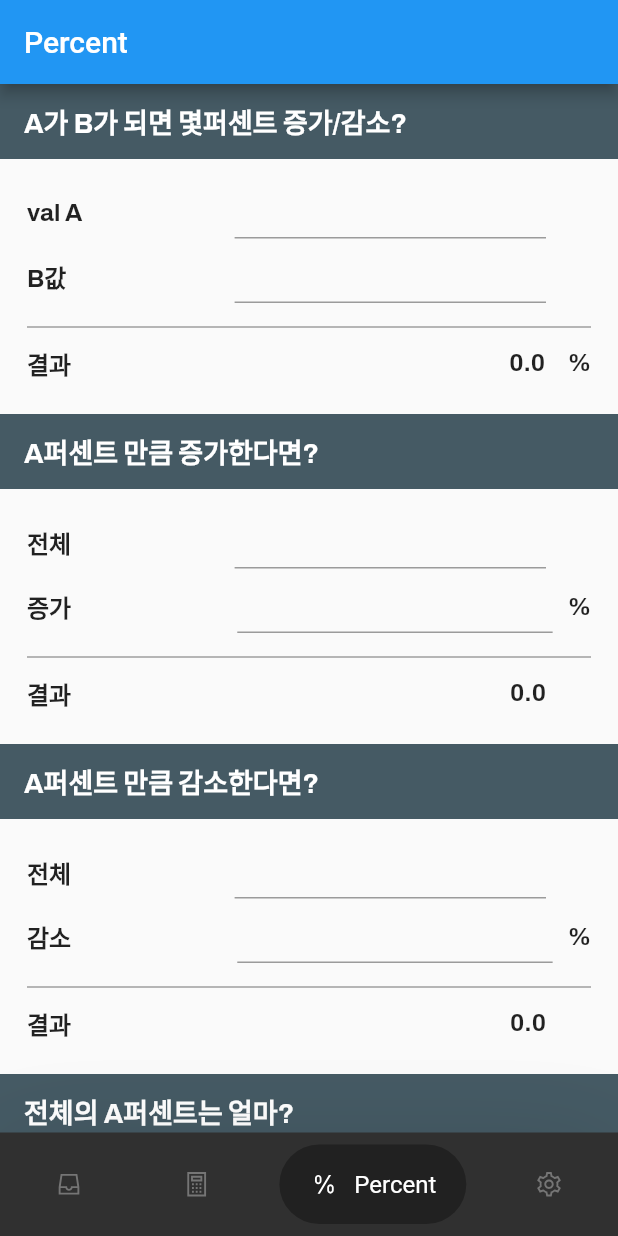
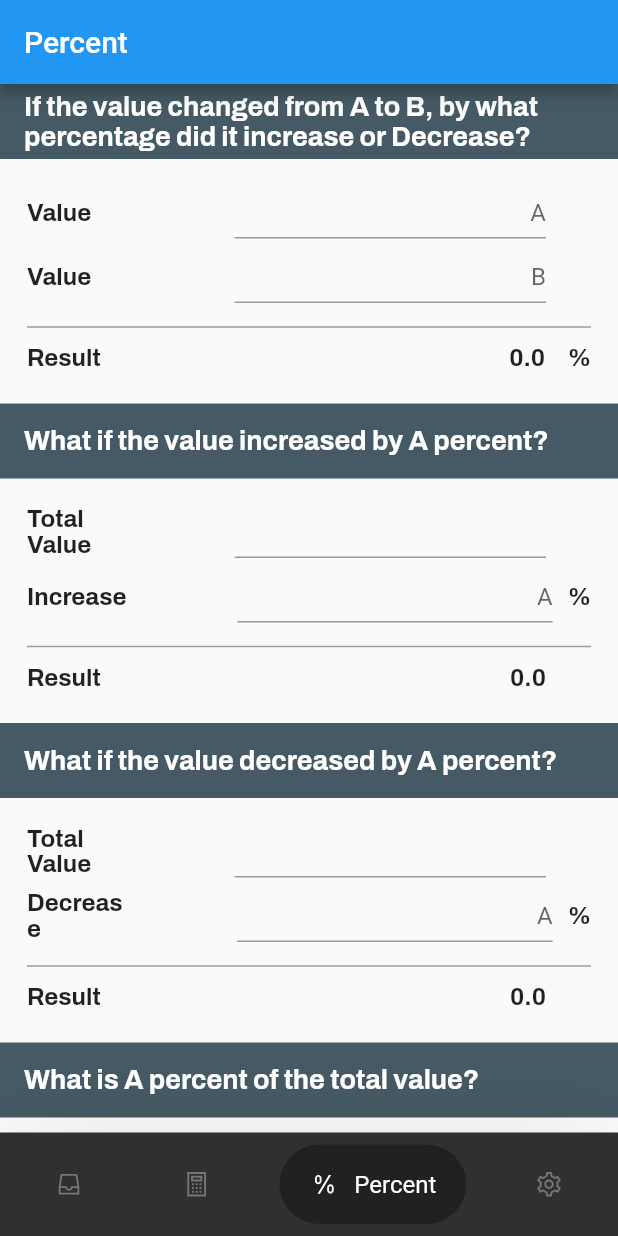
Before and after one commit to realapril/crypto_scale_trade, a Flutter app: the screen it shows after launch, item 3 of the bottom bar chosen, on a phone screen of 412 x 824 dp. Run offline on Flutter 3.47's test engine with Material 2 defaults, Android fonts, the phone set to English and light mode, and no system bars; drawn by our look-alikes of google_nav_bar, sticky_headers; our stand-ins replace google_fonts, line_icons; generated files the repository leaves out were written again.

Commit message:
Added international strings of percent calculator and changed UI strings

```diff
--- a/lib/component/result_row_percent_cal.dart
+++ b/lib/component/result_row_percent_cal.dart
@@ -1,5 +1,6 @@
 import 'package:crypto_scale_trade/component/text_styles.dart';
 import 'package:flutter/material.dart';
+import 'package:flutter_gen/gen_l10n/app_localizations.dart';
 
 class ResultRowPercentWidget extends StatelessWidget {
   const ResultRowPercentWidget({Key? key, required this.result, required this.isPercent}) : super(key: key);
@@ -15,7 +16,7 @@ class ResultRowPercentWidget extends StatelessWidget {
         children: [
           Expanded(
             flex : 1,
-            child: Text('결과', //TODO international
+            child: Text(AppLocalizations.of(context)!.calPercent_result,
               style: _txtstyle.percentCal_plainTextStyle(),
             ),
           ),
@@ -46,7 +47,7 @@ class ResultRowPercentWidget extends StatelessWidget {
         children: [
           Expanded(
             flex : 1,
-            child: Text('결과', //TODO international
+            child: Text(AppLocalizations.of(context)!.calPercent_result,
               style: _txtstyle.percentCal_plainTextStyle(),
             ),
           ),
@@ -70,8 +71,5 @@ class ResultRowPercentWidget extends StatelessWidget {
         ],
       );
     }
-
-
-
   }
 }
--- a/lib/l10n/app_en.arb
+++ b/lib/l10n/app_en.arb
@@ -7,5 +7,18 @@
     "yes": "yes",
     "no": "no",
     "quitConfirmTitle":"Are you sure?",
-    "quitConfirmContent":"Do you want to exit?"
+    "quitConfirmContent":"Do you want to exit?",
+    "calPercent_result": "Result",
+    "calPercent_hint_a": "A",
+    "calPercent_hint_b": "B",
+    "calPercent_total": "Total Value",
+    "calPercent_value": "Value",
+    "calPercent_vtv_title": "If the value changed from A to B, by what percentage did it increase or Decrease?",
+    "calPercent_vi_title": "What if the value increased by A percent?",
+    "calPercent_vi_val2": "Increase",
+    "calPercent_vd_title": "What if the value decreased by A percent?",
+    "calPercent_vd_val2": "Decrease",
+    "calPercent_ttv_title": "What is A percent of the total value?",
+    "calPercent_ttv_val2": "Percent",
+    "calPercent_vtp_title": "What percentage of the total is A?"
 }
--- a/lib/provider/percent_provider.dart
+++ b/lib/provider/percent_provider.dart
@@ -60,99 +60,99 @@ class PercentProvider extends ChangeNotifier {
   // 2. vi_ (Value increase)
   double _viTotal =0.0;
   double _viPercent =0.0;
-  double _viAnswer =0.0;
+  double _viResult =0.0;
 
-  String get getViAnswer => _viAnswer.toString();
+  String get getViResult => _viResult.toString();
 
   setViTotal(String total){
     if(total.isNotEmpty){
       _viTotal = double.parse(total);
       if(_viTotal!=0.0 && _viPercent!=0.0){
-        _calViAnswer(_viTotal, _viPercent);
+        _calViResult(_viTotal, _viPercent);
       }
     }else{
       _viTotal = 0.0;
-      _resetViAnswer();
+      _resetViResult();
     }
   }
   setViPercent(String percent){
     if(percent.isNotEmpty){
       _viPercent = double.parse(percent);
       if(_viTotal!=0.0 && _viPercent!=0.0){
-        _calViAnswer(_viTotal, _viPercent);
+        _calViResult(_viTotal, _viPercent);
       }
     }else{
       _viPercent = 0.0;
-      _resetViAnswer();
+      _resetViResult();
     }
   }
 
-  _resetViAnswer(){
-    _viAnswer = 0;
+  _resetViResult(){
+    _viResult = 0;
     notifyListeners();
   }
 
-  _calViAnswer(double total, double percent){
-    _viAnswer = total * (1+ percent/100);
+  _calViResult(double total, double percent){
+    _viResult = total * (1+ percent/100);
     notifyListeners();
   }
 
   // 3. vd_ (Value decrease)
   double _vdTotal =0.0;
   double _vdPercent =0.0;
-  double _vdAnswer =0.0;
+  double _vdResult =0.0;
 
-  String get getVdAnswer => _vdAnswer.toString();
+  String get getVdResult => _vdResult.toString();
 
   setVdTotal(String total){
     if(total.isNotEmpty){
       _vdTotal = double.parse(total);
       if(_vdTotal!=0.0 && _vdPercent!=0.0){
-        _calVdAnswer(_vdTotal, _vdPercent);
+        _calVdResult(_vdTotal, _vdPercent);
       }
     }else{
       _vdTotal = 0.0;
-      _resetVdAnswer();
+      _resetVdResult();
     }
   }
   setVdPercent(String percent){
     if(percent.isNotEmpty){
       _vdPercent = double.parse(percent);
       if(_vdTotal!=0.0 && _vdPercent!=0.0){
-        _calVdAnswer(_vdTotal, _vdPercent);
+        _calVdResult(_vdTotal, _vdPercent);
       }
     }else{
       _vdPercent = 0.0;
-      _resetVdAnswer();
+      _resetVdResult();
     }
   }
 
-  _resetVdAnswer(){
-    _vdAnswer = 0;
+  _resetVdResult(){
+    _vdResult = 0;
     notifyListeners();
   }
 
-  _calVdAnswer(double total, double percent){
-    _vdAnswer = total * (1-percent/100);
+  _calVdResult(double total, double percent){
+    _vdResult = total * (1-percent/100);
     notifyListeners();
   }
 
   // 4. ttv_ (Total to value)
-  double _ttvAnswer = 0.0;
+  double _ttvResult = 0.0;
   double _ttvTotal = 0.0;
   double _ttvPercent = 0.0;
 
-  String get getTtvAnswer => _ttvAnswer.toString();
+  String get getTtvResult => _ttvResult.toString();
 
   setTtvTotal(String total){
     if(total.isNotEmpty){
       _ttvTotal = double.parse(total);
       if(_ttvTotal!=0.0 && _ttvPercent!=0.0){
-        _calTtvAnswer(_ttvTotal, _ttvPercent);
+        _calTtvResult(_ttvTotal, _ttvPercent);
       }
     }else{
       _ttvTotal = 0.0;
-      _resetTtvAnswer();
+      _resetTtvResult();
     }
   }
 
@@ -160,21 +160,21 @@ class PercentProvider extends ChangeNotifier {
     if(percent.isNotEmpty){
       _ttvPercent = double.parse(percent);
       if(_ttvTotal!=0.0 && _ttvPercent!=0.0){
-        _calTtvAnswer(_ttvTotal, _ttvPercent);
+        _calTtvResult(_ttvTotal, _ttvPercent);
       }
     }else{
       _ttvPercent = 0.0;
-      _resetTtvAnswer();
+      _resetTtvResult();
     }
   }
 
-  _resetTtvAnswer(){
-    _ttvAnswer = 0;
+  _resetTtvResult(){
+    _ttvResult = 0;
     notifyListeners();
   }
 
-  _calTtvAnswer(double total, double percent){
-    _ttvAnswer = percent/total*100;
+  _calTtvResult(double total, double percent){
+    _ttvResult = percent/total*100;
     notifyListeners();
   }
 
--- a/lib/screens/percent_screen.dart
+++ b/lib/screens/percent_screen.dart
@@ -33,7 +33,7 @@ class _PercentScreen extends State<PercentScreen>{
                         color: Colors.blueGrey[700],
                         padding: const EdgeInsets.symmetric(horizontal: 16.0),
                         alignment: Alignment.centerLeft,
-                        child: Text('A가 B가 되면 몇퍼센트 증가/감소?',
+                        child: Text(AppLocalizations.of(context)!.calPercent_vtv_title,
                           style: _txtStyle.percentCal_titleTextStyle() ,
                         ),
                       ),
@@ -45,7 +45,7 @@ class _PercentScreen extends State<PercentScreen>{
                               children: [
                                 Expanded(
                                   flex: 1,
-                                  child: Text('val A',
+                                  child: Text(AppLocalizations.of(context)!.calPercent_value,
                                     style: _txtStyle.percentCal_plainTextStyle(),
                                   ),
                                 ),
@@ -63,6 +63,7 @@ class _PercentScreen extends State<PercentScreen>{
                                         textAlign: TextAlign.right,
                                         decoration: const InputDecoration(
                                           isDense: true,
+                                          hintText: 'A',
                                         ),
                                       )
                                   ),
@@ -78,7 +79,7 @@ class _PercentScreen extends State<PercentScreen>{
                                 children: [
                                   Expanded(
                                     flex: 1,
-                                    child: Text('B값',
+                                    child: Text(AppLocalizations.of(context)!.calPercent_value,
                                       style: _txtStyle.percentCal_plainTextStyle(),
                                     ),
                                   ),
@@ -98,6 +99,7 @@ class _PercentScreen extends State<PercentScreen>{
                                           textAlign: TextAlign.right,
                                           decoration: const InputDecoration(
                                             isDense: true,
+                                            hintText: 'B',
                                           ),
                                         )
                                     ),
@@ -127,7 +129,7 @@ class _PercentScreen extends State<PercentScreen>{
                         color: Colors.blueGrey[700],
                         padding: const EdgeInsets.symmetric(horizontal: 16.0),
                         alignment: Alignment.centerLeft,
-                        child: Text('A퍼센트 만큼 증가한다면?',
+                        child: Text(AppLocalizations.of(context)!.calPercent_vi_title,
                           style: _txtStyle.percentCal_titleTextStyle() ,
                         ),
                       ),
@@ -139,7 +141,7 @@ class _PercentScreen extends State<PercentScreen>{
                               children: [
                                 Expanded(
                                   flex: 1,
-                                  child: Text('전체',
+                                  child: Text(AppLocalizations.of(context)!.calPercent_total,
                                     style: _txtStyle.percentCal_plainTextStyle(),
                                   ),
                                 ),
@@ -172,7 +174,7 @@ class _PercentScreen extends State<PercentScreen>{
                                 children: [
                                   Expanded(
                                     flex: 1,
-                                    child: Text('증가',
+                                    child: Text(AppLocalizations.of(context)!.calPercent_vi_val2,
                                       style: _txtStyle.percentCal_plainTextStyle(),
                                     ),
                                   ),
@@ -192,6 +194,7 @@ class _PercentScreen extends State<PercentScreen>{
                                           textAlign: TextAlign.right,
                                           decoration: const InputDecoration(
                                             isDense: true,
+                                            hintText: 'A',
                                           ),
                                         )
                                     ),
@@ -212,7 +215,7 @@ class _PercentScreen extends State<PercentScreen>{
                             ),
                             Padding(
                               padding: const EdgeInsets.symmetric(vertical: 4.0),
-                              child: ResultRowPercentWidget(result: percentProvider.getViAnswer, isPercent: false),
+                              child: ResultRowPercentWidget(result: percentProvider.getViResult, isPercent: false),
                             ),
                           ],
                         ),
@@ -224,7 +227,7 @@ class _PercentScreen extends State<PercentScreen>{
                         color: Colors.blueGrey[700],
                         padding: const EdgeInsets.symmetric(horizontal: 16.0),
                         alignment: Alignment.centerLeft,
-                        child: Text('A퍼센트 만큼 감소한다면?',
+                        child: Text(AppLocalizations.of(context)!.calPercent_vd_title,
                           style: _txtStyle.percentCal_titleTextStyle() ,
                         ),
                       ),
@@ -236,7 +239,7 @@ class _PercentScreen extends State<PercentScreen>{
                               children: [
                                 Expanded(
                                   flex: 1,
-                                  child: Text('전체',
+                                  child: Text(AppLocalizations.of(context)!.calPercent_total,
                                     style: _txtStyle.percentCal_plainTextStyle(),
                                   ),
                                 ),
@@ -269,7 +272,7 @@ class _PercentScreen extends State<PercentScreen>{
                                 children: [
                                   Expanded(
                                     flex: 1,
-                                    child: Text('감소',
+                                    child: Text(AppLocalizations.of(context)!.calPercent_vd_val2,
                                       style: _txtStyle.percentCal_plainTextStyle(),
                                     ),
                                   ),
@@ -289,6 +292,7 @@ class _PercentScreen extends State<PercentScreen>{
                                           textAlign: TextAlign.right,
                                           decoration: const InputDecoration(
                                             isDense: true,
+                                            hintText: 'A',
                                           ),
                                         )
                                     ),
@@ -309,7 +313,7 @@ class _PercentScreen extends State<PercentScreen>{
                             ),
                             Padding(
                               padding: const EdgeInsets.symmetric(vertical: 4.0),
-                              child: ResultRowPercentWidget(result: percentProvider.getVdAnswer, isPercent: false),
+                              child: ResultRowPercentWidget(result: percentProvider.getVdResult, isPercent: false),
                             ),
                           ],
                         ),
@@ -321,7 +325,7 @@ class _PercentScreen extends State<PercentScreen>{
                         color: Colors.blueGrey[700],
                         padding: const EdgeInsets.symmetric(horizontal: 16.0),
                         alignment: Alignment.centerLeft,
-                        child: Text('전체의 A퍼센트는 얼마?',
+                        child: Text(AppLocalizations.of(context)!.calPercent_ttv_title,
                           style: _txtStyle.percentCal_titleTextStyle() ,
                         ),
                       ),
@@ -333,7 +337,7 @@ class _PercentScreen extends State<PercentScreen>{
                               children: [
                                 Expanded(
                                   flex: 1,
-                                  child: Text('전체',
+                                  child: Text(AppLocalizations.of(context)!.calPercent_total ,
                                     style: _txtStyle.percentCal_plainTextStyle(),
                                   ),
                                 ),
@@ -367,7 +371,7 @@ class _PercentScreen extends State<PercentScreen>{
                                 children: [
                                   Expanded(
                                     flex: 1,
-                                    child: Text('퍼센트',
+                                    child: Text(AppLocalizations.of(context)!.calPercent_ttv_val2,
                                       style: _txtStyle.percentCal_plainTextStyle() ,
                                     ),
                                   ),
@@ -407,7 +411,7 @@ class _PercentScreen extends State<PercentScreen>{
                             ),
                             Padding(
                               padding: const EdgeInsets.symmetric(vertical: 4.0),
-                              child: ResultRowPercentWidget(result: percentProvider.getTtvAnswer, isPercent: false),
+                              child: ResultRowPercentWidget(result: percentProvider.getTtvResult, isPercent: false),
                             ),
                           ],
                         ),
@@ -419,7 +423,7 @@ class _PercentScreen extends State<PercentScreen>{
                         color: Colors.blueGrey[700],
                         padding: const EdgeInsets.symmetric(horizontal: 16.0),
                         alignment: Alignment.centerLeft,
-                        child: Text('전체중 A는 몇퍼센트?',
+                        child: Text(AppLocalizations.of(context)!.calPercent_vtp_title ,
                           style: _txtStyle.percentCal_titleTextStyle() ,
                         ),
                       ),
@@ -431,7 +435,7 @@ class _PercentScreen extends State<PercentScreen>{
                               children: [
                                 Expanded(
                                   flex: 1,
-                                  child: Text('전체',
+                                  child: Text(AppLocalizations.of(context)!.calPercent_total ,
                                     style: _txtStyle.percentCal_plainTextStyle(),
                                   ),
                                 ),
@@ -464,7 +468,7 @@ class _PercentScreen extends State<PercentScreen>{
                                 children: [
                                   Expanded(
                                     flex: 1,
-                                    child: Text('value',
+                                    child: Text(AppLocalizations.of(context)!.calPercent_value ,
                                       style: _txtStyle.percentCal_plainTextStyle(),
                                     ),
                                   ),
@@ -484,6 +488,7 @@ class _PercentScreen extends State<PercentScreen>{
                                           textAlign: TextAlign.right,
                                           decoration: const InputDecoration(
                                             isDense: true,
+                                            hintText: 'A',
                                           ),
                                         )
                                     ),
@@ -507,7 +512,6 @@ class _PercentScreen extends State<PercentScreen>{
                         ),
                       ),
                     ),
-
                   ],
                 ),
               ]
```
Also changed, not shown: lib/l10n/app_ko.arb (+14 -1 lines).
